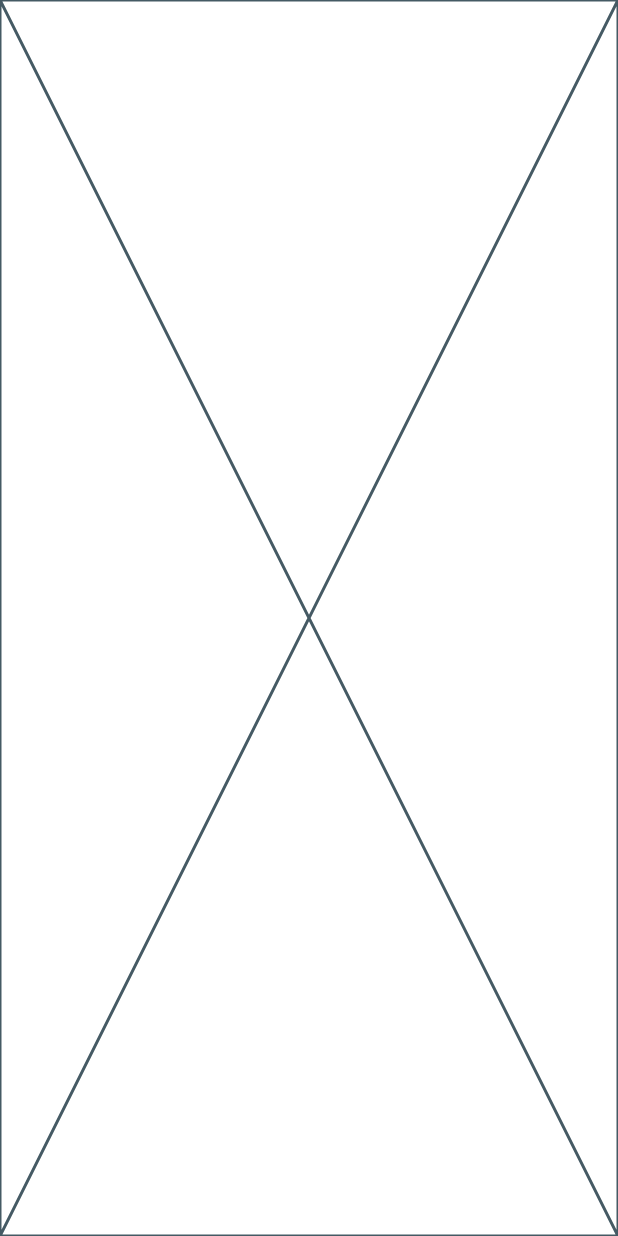
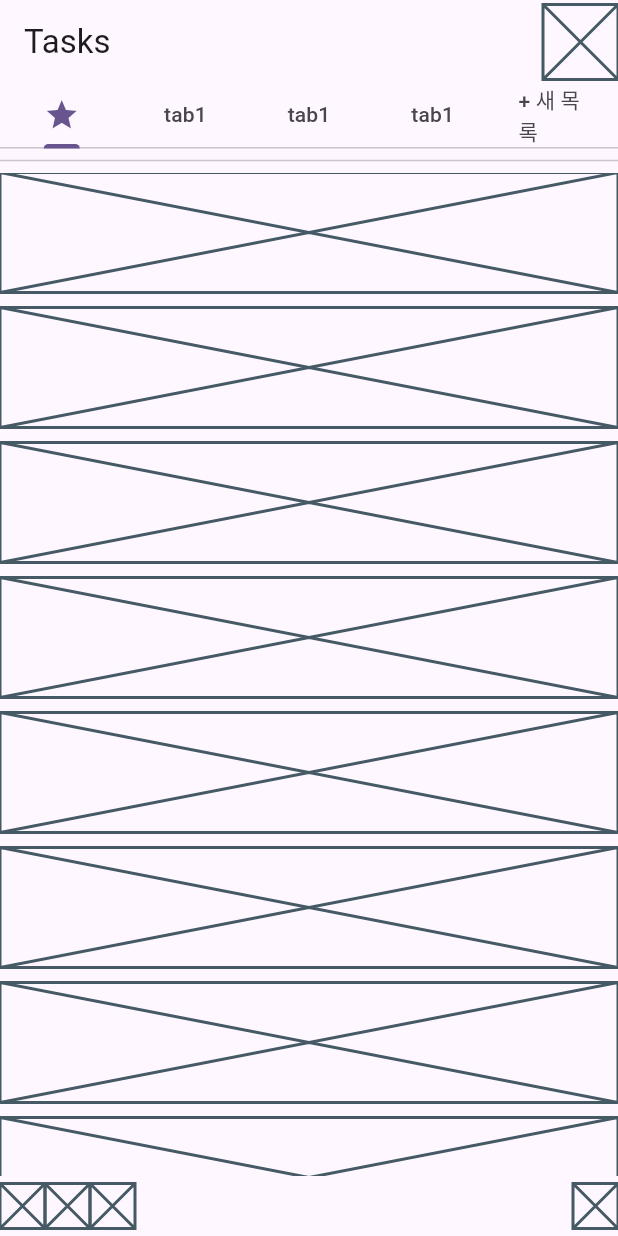
Before and after one commit to Kim-Martino/Google-Task-Clone, a Flutter app: the screen it shows after launch, on a phone screen of 412 x 824 dp. Run offline on Flutter 3.47's test engine with Material 2 defaults, Android fonts, the phone set to English and light mode, and no system bars.

Commit message:
feat: initial UI

```diff
--- a/lib/presentation/list/screen.dart
+++ b/lib/presentation/list/screen.dart
@@ -5,6 +5,122 @@ class ListScreen extends StatelessWidget {
 
   @override
   Widget build(BuildContext context) {
-    return const Placeholder();
+    return Scaffold(
+      appBar: AppBar(
+        title: Text('Tasks'),
+        actions: [
+          SizedBox(
+            width: 50,
+            height: 50,
+            child: Placeholder(),
+          )
+        ],
+      ),
+      body: DefaultTabController(
+        length: 5,
+        child: Column(
+          children: [
+            TabBar(tabs: [
+              Icon(Icons.star),
+              Text('tab1'),
+              Text('tab1'),
+              Text('tab1'),
+              Text('+ 새 목록'),
+            ]),
+            Divider(),
+            Expanded(
+              child: TabBarView(children: [
+                ListView.separated(
+                  itemCount: 40,
+                  separatorBuilder: (context, index) {
+                    return SizedBox(
+                      height: 10,
+                    );
+                  },
+                  itemBuilder: (context, index) {
+                    return Container(
+                      height: 80,
+                      child: Placeholder(),
+                    );
+                  },
+                ),
+                ListView.separated(
+                  itemCount: 40,
+                  separatorBuilder: (context, index) {
+                    return SizedBox(
+                      height: 10,
+                    );
+                  },
+                  itemBuilder: (context, index) {
+                    return Container(
+                      height: 80,
+                      child: Placeholder(),
+                    );
+                  },
+                ),
+                ListView.separated(
+                  itemCount: 40,
+                  separatorBuilder: (context, index) {
+                    return SizedBox(
+                      height: 10,
+                    );
+                  },
+                  itemBuilder: (context, index) {
+                    return Container(
+                      height: 80,
+                      child: Placeholder(),
+                    );
+                  },
+                ),
+                ListView.separated(
+                  itemCount: 40,
+                  separatorBuilder: (context, index) {
+                    return SizedBox(
+                      height: 10,
+                    );
+                  },
+                  itemBuilder: (context, index) {
+                    return Container(
+                      height: 80,
+                      child: Placeholder(),
+                    );
+                  },
+                ),
+                Container(),
+              ]),
+            ),
+          ],
+        ),
+      ),
+      bottomNavigationBar: Container(
+        width: double.maxFinite,
+        height: 40,
+        child: Row(
+          children: [
+            Container(
+              width: 30,
+              height: 30,
+              child: Placeholder(),
+            ),
+            Container(
+              width: 30,
+              height: 30,
+              child: Placeholder(),
+            ),
+            Container(
+              width: 30,
+              height: 30,
+              child: Placeholder(),
+            ),
+            Spacer(),
+            Container(
+              width: 30,
+              height: 30,
+              child: Placeholder(),
+            )
+          ],
+        ),
+      ),
+    );
   }
 }
```
